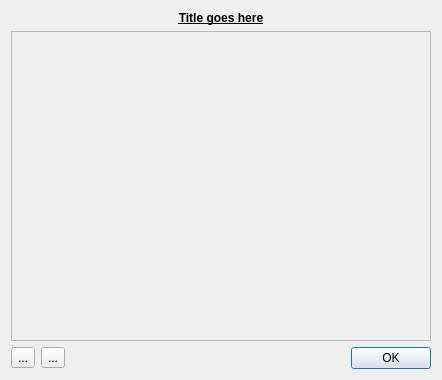
Old version of the form src/gui/eventdialog.ui in the repository edulix/confclerk.
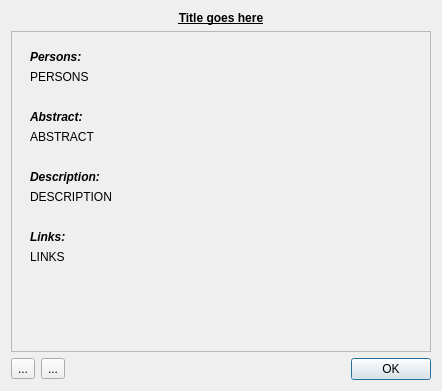
New version of the form. Icons and pictures are not drawn.

Commit message: refactored Event 'details' dialog  - TODO: implement 'links' method(s) in Event and use it in the dialog

```diff
--- a/src/gui/eventdialog.ui
+++ b/src/gui/eventdialog.ui
@@ -6,7 +6,7 @@
     <x>0</x>
     <y>0</y>
     <width>442</width>
-    <height>380</height>
+    <height>391</height>
    </rect>
   </property>
   <property name="sizePolicy" >
@@ -61,9 +61,159 @@
           <x>0</x>
           <y>0</y>
           <width>418</width>
-          <height>294</height>
+          <height>305</height>
          </rect>
         </property>
+        <layout class="QGridLayout" name="gridLayout_2" >
+         <item row="0" column="0" >
+          <widget class="QWidget" native="1" name="content" >
+           <layout class="QVBoxLayout" name="verticalLayout_2" >
+            <item>
+             <widget class="QLabel" name="label" >
+              <property name="font" >
+               <font>
+                <weight>75</weight>
+                <italic>true</italic>
+                <bold>true</bold>
+               </font>
+              </property>
+              <property name="text" >
+               <string>Persons:</string>
+              </property>
+             </widget>
+            </item>
+            <item>
+             <widget class="QLabel" name="persons" >
+              <property name="text" >
+               <string>PERSONS</string>
+              </property>
+              <property name="wordWrap" >
+               <bool>true</bool>
+              </property>
+              <property name="openExternalLinks" >
+               <bool>true</bool>
+              </property>
+             </widget>
+            </item>
+            <item>
+             <widget class="QLabel" name="spacer" >
+              <property name="text" >
+               <string/>
+              </property>
+             </widget>
+            </item>
+            <item>
+             <widget class="QLabel" name="label_2" >
+              <property name="font" >
+               <font>
+                <weight>75</weight>
+                <italic>true</italic>
+                <bold>true</bold>
+               </font>
+              </property>
+              <property name="text" >
+               <string>Abstract:</string>
+              </property>
+             </widget>
+            </item>
+            <item>
+             <widget class="QLabel" name="abstract" >
+              <property name="text" >
+               <string>ABSTRACT</string>
+              </property>
+              <property name="wordWrap" >
+               <bool>true</bool>
+              </property>
+              <property name="openExternalLinks" >
+               <bool>true</bool>
+              </property>
+             </widget>
+            </item>
+            <item>
+             <widget class="QLabel" name="spacer_2" >
+              <property name="text" >
+               <string/>
+              </property>
+             </widget>
+            </item>
+            <item>
+             <widget class="QLabel" name="label_4" >
+              <property name="font" >
+               <font>
+                <weight>75</weight>
+                <italic>true</italic>
+                <bold>true</bold>
+               </font>
+              </property>
+              <property name="text" >
+               <string>Description:</string>
+              </property>
+             </widget>
+            </item>
+            <item>
+             <widget class="QLabel" name="description" >
+              <property name="text" >
+               <string>DESCRIPTION</string>
+              </property>
+              <property name="wordWrap" >
+               <bool>true</bool>
+              </property>
+              <property name="openExternalLinks" >
+               <bool>true</bool>
+              </property>
+             </widget>
+            </item>
+            <item>
+             <widget class="QLabel" name="spacer_3" >
+              <property name="text" >
+               <string/>
+              </property>
+             </widget>
+            </item>
+            <item>
+             <widget class="QLabel" name="label_3" >
+              <property name="font" >
+               <font>
+                <weight>75</weight>
+                <italic>true</italic>
+                <bold>true</bold>
+               </font>
+              </property>
+              <property name="text" >
+               <string>Links:</string>
+              </property>
+             </widget>
+            </item>
+            <item>
+             <widget class="QLabel" name="links" >
+              <property name="text" >
+               <string>LINKS</string>
+              </property>
+              <property name="wordWrap" >
+               <bool>true</bool>
+              </property>
+              <property name="openExternalLinks" >
+               <bool>true</bool>
+              </property>
+             </widget>
+            </item>
+           </layout>
+          </widget>
+         </item>
+         <item row="1" column="0" >
+          <spacer name="verticalSpacer" >
+           <property name="orientation" >
+            <enum>Qt::Vertical</enum>
+           </property>
+           <property name="sizeHint" stdset="0" >
+            <size>
+             <width>20</width>
+             <height>40</height>
+            </size>
+           </property>
+          </spacer>
+         </item>
+        </layout>
        </widget>
       </widget>
      </item>
```
The commit also changes 2 other files.
